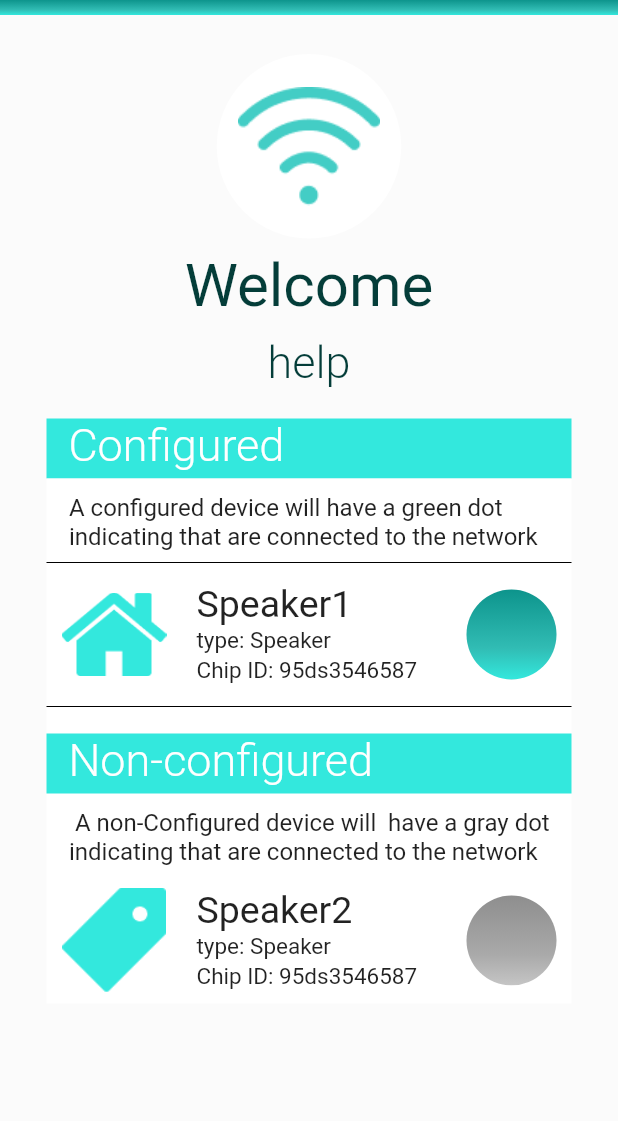
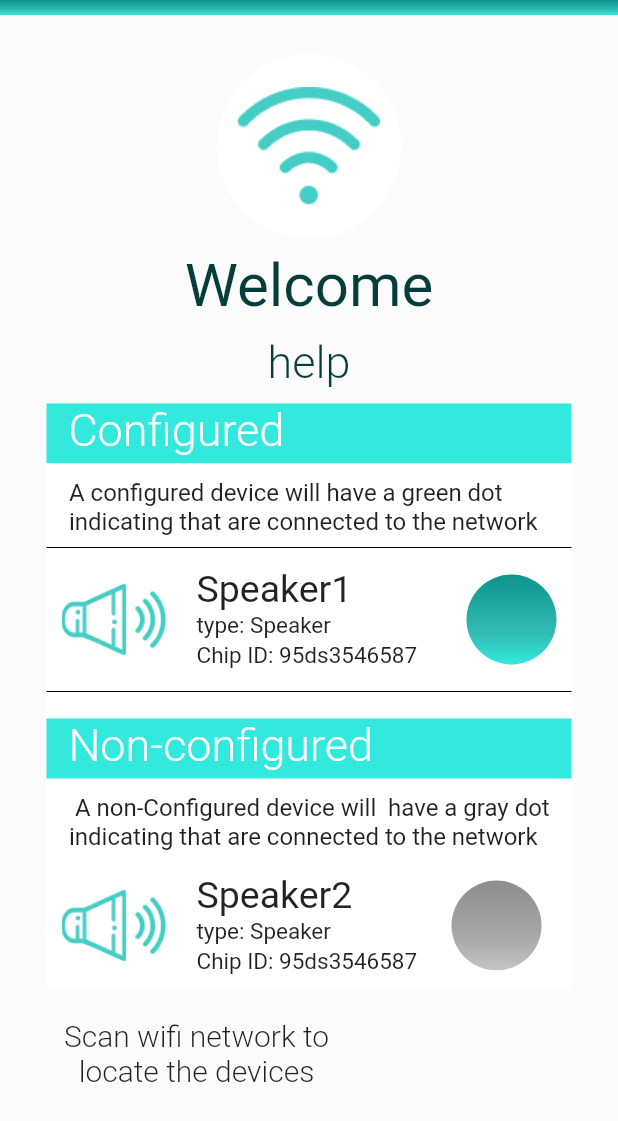
Before and after one commit to slipiduche/deviceapp, a Flutter app: the screen it shows after launch, on a phone screen of 412 x 824 dp. Shown: the top 1121 px of the screen. Run offline on Flutter 3.47's test engine with Material 2 defaults, Android fonts, the phone set to English and light mode, and no system bars.

```diff
--- a/lib/src/icons/icons.dart
+++ b/lib/src/icons/icons.dart
@@ -158,3 +158,35 @@ Widget wifiIcon(double size, Color color) {
     height: size,
   );
 }
+
+Widget speakerIcon(double size, Color color) {
+  return Image(
+    image: AssetImage('assets/speaker.png'),
+    width: size,
+    height: size,
+  );
+}
+
+Widget readerIcon(double size, Color color) {
+  return Image(
+    image: AssetImage('assets/wifi.png'),
+    width: size,
+    height: size,
+  );
+}
+
+Widget devicesIcon(double size, Color color) {
+  return Image(
+    image: AssetImage('assets/devices.png'),
+    width: size,
+    height: size,
+  );
+}
+
+Widget registerIcon(double size, Color color) {
+  return Image(
+    image: AssetImage('assets/wifi.png'),
+    width: size,
+    height: size,
+  );
+}
--- a/lib/src/pages/home_page.dart
+++ b/lib/src/pages/home_page.dart
@@ -40,7 +40,7 @@ class HomePage extends StatelessWidget {
             style: TextStyle(
                 color: colorVN, fontSize: 30.0, fontWeight: FontWeight.w300)),
         SizedBox(
-          height: 20.0,
+          height: 10.0,
         ),
         Container(
             height: 40.0,
@@ -91,7 +91,7 @@ class HomePage extends StatelessWidget {
                     height: 70.0,
                     width: 70.0,
                     //alignment: Alignment.centerLeft,
-                    child: homeIcon(70, colorMedico1),
+                    child: speakerIcon(70, colorMedico1),
                   ),
                   SizedBox(
                     width: 10.0,
@@ -194,7 +194,7 @@ class HomePage extends StatelessWidget {
                     height: 70.0,
                     width: 70.0,
                     //alignment: Alignment.centerLeft,
-                    child: tagIcon(70, colorMedico1),
+                    child: speakerIcon(70, colorMedico1),
                   ),
                   SizedBox(
                     width: 10.0,
@@ -239,7 +239,7 @@ class HomePage extends StatelessWidget {
                     ),
                   ),
                   SizedBox(
-                    width: 30.0,
+                    width: 20.0,
                   ),
                   Container(
                     width: 60.0,
@@ -254,7 +254,26 @@ class HomePage extends StatelessWidget {
             ),
           ]),
         ),
-        Container(),
+        SizedBox(
+          height: 20,
+        ),
+        Container(
+            width: 350,
+            height: 80,
+            child: Row(
+              children: [
+                Container(
+                    width: 200,
+                    height: 80,
+                    child: Text("Scan wifi network to locate the devices",
+                        textAlign: TextAlign.center,
+                        style: TextStyle(
+                          color: Colors.black87,
+                          fontSize: 20.0,
+                          fontWeight: FontWeight.w300,
+                        )))
+              ],
+            )),
       ]),
     )));
   }
```
Also changed, not shown: assets/devices.png (added), assets/speaker.png (added).
